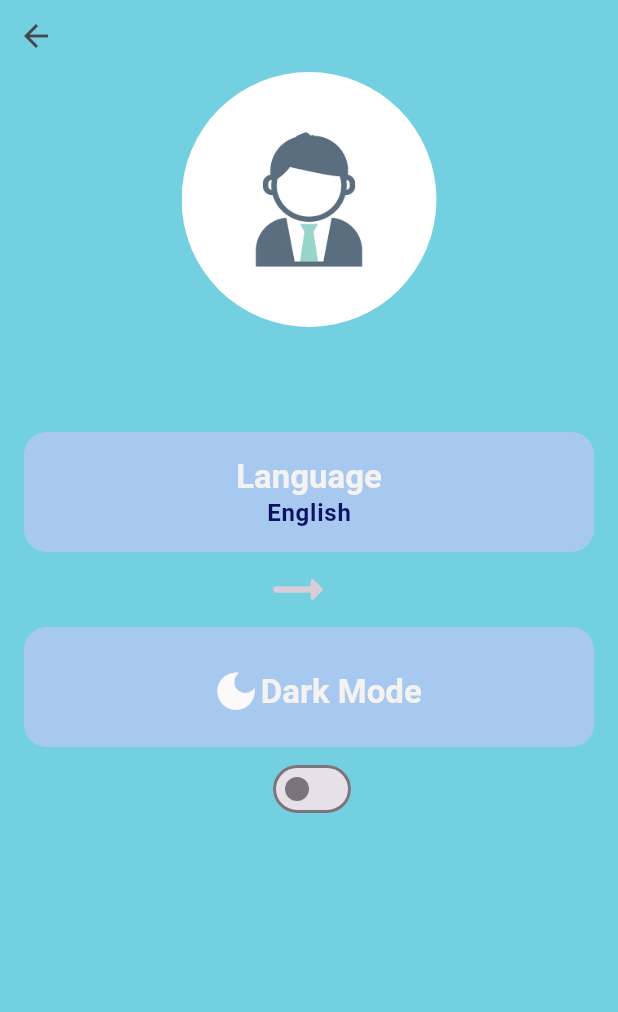
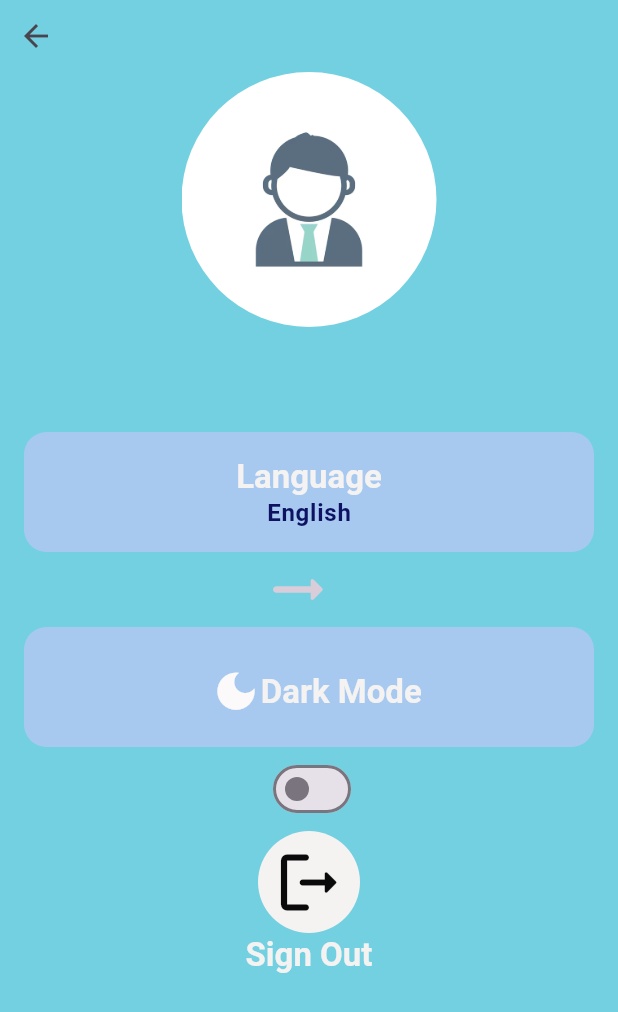
Before and after one commit to tilakgowdaa/TandempLoop, a Flutter app: the MyProfile screen opened directly, on a phone screen of 412 x 824 dp. Shown: the top 1012 px of the screen. Run offline on Flutter 3.47's test engine with Material 3 defaults, Android fonts, the light colour scheme and no system bars; our stand-ins replace shared_preferences; accounts and stored records are empty; generated files the repository leaves out were written again; Roboto replaces fonts that are missing (.SF UI TEXT).

Commit message:
Book Buddy Application

```diff
--- a/book_buddy/lib/l10n/app_en.arb
+++ b/book_buddy/lib/l10n/app_en.arb
@@ -13,5 +13,6 @@
 "languageKey":"English",
 "by":"by ",
 "stock":"stock ",
-"dark":"Dark Mode"
+"dark":"Dark Mode",
+"signOut":"Sign Out"
 }
--- a/book_buddy/lib/l10n/app_es.arb
+++ b/book_buddy/lib/l10n/app_es.arb
@@ -13,5 +13,6 @@
 "languageKey":"Spanish",
 "by":"por ",
 "stock":"existencias ",
-"dark":"Modo oscuro"
+"dark":"Modo oscuro",
+"signOut":"desconectar"
 }
--- a/book_buddy/lib/pages/profile.dart
+++ b/book_buddy/lib/pages/profile.dart
@@ -2,6 +2,7 @@ import 'package:book_buddy/constants/language.dart';
 import 'package:book_buddy/constants/language_constant.dart';
 import 'package:book_buddy/main.dart';
 import 'package:book_buddy/pages/home.dart';
+import 'package:book_buddy/pages/signin.dart';
 import 'package:flutter/material.dart';
 import 'package:provider/provider.dart';
 import 'package:shared_preferences/shared_preferences.dart';
@@ -175,6 +176,28 @@ class _MyProfileState extends State<MyProfile> {
                     onChanged: (value) => notifier.changeTheme()),
               );
             }),
+          ),
+          CircleAvatar(
+              radius: 34,
+              backgroundColor: Theme.of(context).primaryColor,
+              child: IconButton(
+                onPressed: () async {
+                  final SharedPreferences sharedPreferences =
+                      await SharedPreferences.getInstance();
+                  sharedPreferences.remove('user');
+                  sharedPreferences.remove('password');
+                  Navigator.pushReplacement(
+                      context,
+                      MaterialPageRoute(
+                          builder: (context) => const MySignIn()));
+                },
+                icon: const Icon(Icons.logout_rounded),
+                color: const Color.fromARGB(255, 10, 10, 10),
+                iconSize: 50,
+              )),
+          Text(
+            translation(context).signOut,
+            style: Theme.of(context).copyWith().textTheme.headlineMedium,
           )
         ],
       )),
```
Also changed, not shown: Preview Images/Screenshot_1714459986.png (deleted), Preview Images/Screenshot_1714459990.png (deleted), Preview Images/Screenshot_1714564259.png (added), Preview Images/Screenshot_1714564264.png (added).
